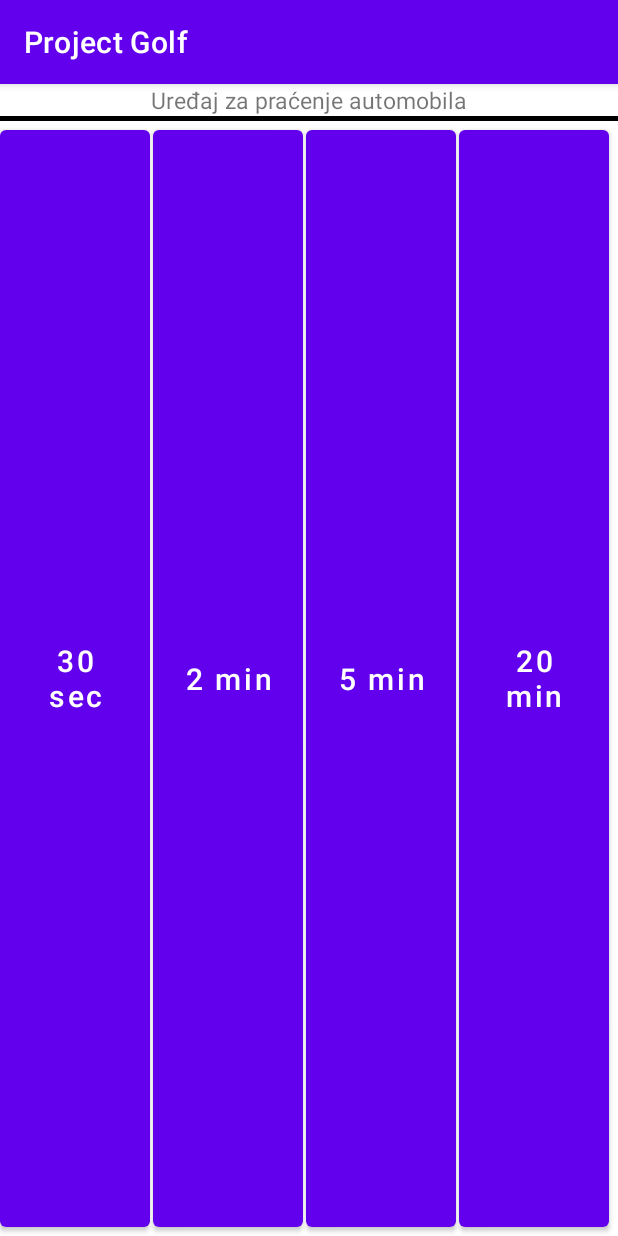
After one commit to KristianK1/Project-Golf-App-1, an Android app: the fragment fourButtons placed in its activity, on a phone screen of 412 x 824 dp. The commit adds this screen. Run offline under Robolectric (Android 15) with nearby library versions, the phone set to English and light mode, and no system bars.

Commit message:
four buttons update

```diff
--- /dev/null
+++ b/app/src/main/java/com/example/zavrsni16052021/fourButtons.java
@@ -0,0 +1,120 @@
+package com.example.zavrsni16052021;
+
+import android.content.Context;
+import android.os.Bundle;
+
+import androidx.annotation.NonNull;
+import androidx.annotation.Nullable;
+import androidx.fragment.app.Fragment;
+
+import android.util.Log;
+import android.view.LayoutInflater;
+import android.view.View;
+import android.view.ViewGroup;
+import android.widget.Button;
+
+public class fourButtons extends Fragment {
+    private Button btn1, btn2, btn3, btn4;
+    private ignore_click Click;
+    private int state;
+
+    public fourButtons(int stateee) {
+        state = stateee;
+        // Required empty public constructor
+    }
+
+    public fourButtons() {
+        // Required empty public constructor
+    }
+    public static fourButtons newInstance(int statee) {
+        fourButtons fragment = new fourButtons(statee);
+        return fragment;
+    }
+    @Override
+    public void onAttach(Context context) {
+        super.onAttach(context);
+        if (context instanceof ignore_click) {
+            this.Click = (ignore_click) context;
+        }
+    }
+    @Override
+    public void onDetach() {
+        super.onDetach();
+        this.Click = null;
+    }
+    public void onCreate(Bundle savedInstanceState) {
+        super.onCreate(savedInstanceState);
+    }
+    @Override
+    public View onCreateView(LayoutInflater inflater, ViewGroup container, Bundle savedInstanceState) {
+
+        return inflater.inflate(R.layout.fragment_four_buttons, container, false);
+    }
+
+    @Override
+    public void onViewCreated(@NonNull View view, @Nullable Bundle savedInstanceState) {
+        super.onViewCreated(view, savedInstanceState);
+        btn1 = (Button) getView().findViewById(R.id.four_button1);
+        btn2 = (Button) getView().findViewById(R.id.four_button2);
+        btn3 = (Button) getView().findViewById(R.id.four_button3);
+        btn4 = (Button) getView().findViewById(R.id.four_button4);
+
+        if (state == 0) btn1.setText("30 sec");
+        else btn1.setText("End");
+
+        btn2.setText("2 min");
+        btn3.setText("5 min");
+        btn4.setText("20 min");
+
+        setUpListeners();
+    }
+
+    public void setState(int state) {
+        this.state = state;
+        Log.i("BTstate", "STATE CHANGED " +  state);
+        if(btn1 != null) {
+            if (state == 0) btn1.setText("30 sec");
+            else btn1.setText("End");
+        }
+    }
+
+    private void setUpListeners() {
+        btn1.setOnClickListener(new View.OnClickListener() {
+            @Override
+            public void onClick(View v) {
+                //ona velika poruka
+                Log.i("BTstate", "STANJE JE " + state);
+                if(state == 0) Click.ignore_mess(0, -1);
+                if(state == 1) Click.ignore_mess(1, 0);
+
+            }
+        });
+
+        btn2.setOnClickListener(new View.OnClickListener() {
+            @Override
+            public void onClick(View v) {
+                Log.i("BTstate", "STANJE JE " + state);
+                Click.ignore_mess(0, 2);
+            }
+        });
+
+        btn3.setOnClickListener(new View.OnClickListener() {
+            @Override
+            public void onClick(View v) {
+                Click.ignore_mess(0, 5);
+
+            }
+        });
+
+        btn4.setOnClickListener(new View.OnClickListener() {
+            @Override
+            public void onClick(View v) {
+                Click.ignore_mess(0, 20);
+
+            }
+        });
+
+    }
+
+
+}
--- a/app/src/main/res/layout/fragment_bluetooth.xml
+++ b/app/src/main/res/layout/fragment_bluetooth.xml
@@ -38,7 +38,7 @@
         android:id="@+id/ignore_tw"
         android:layout_width="wrap_content"
         android:layout_height="wrap_content"
-        android:text="IDK"
+        android:text="Nepoznato"
         android:textColor="#0000FF"
         android:textSize="30dp"
         android:layout_margin="12dp"
--- /dev/null
+++ b/app/src/main/res/layout/fragment_four_buttons.xml
@@ -0,0 +1,93 @@
+<?xml version="1.0" encoding="utf-8"?>
+<androidx.constraintlayout.widget.ConstraintLayout xmlns:android="http://schemas.android.com/apk/res/android"
+    android:layout_width="match_parent"
+    android:layout_height="match_parent"
+    xmlns:app="http://schemas.android.com/apk/res-auto">
+
+    <View
+        android:id="@+id/center_H"
+        android:layout_width="4dp"
+        android:layout_height="0dp"
+        app:layout_constraintLeft_toLeftOf="parent"
+        app:layout_constraintRight_toRightOf="parent"
+        app:layout_constraintTop_toTopOf="parent"
+        />
+
+
+    <View
+        android:id="@+id/center_left_H"
+        android:layout_width="4dp"
+        android:layout_height="0dp"
+        app:layout_constraintLeft_toLeftOf="parent"
+        app:layout_constraintRight_toRightOf="@id/center_H"
+        app:layout_constraintTop_toTopOf="parent"
+        />
+
+
+
+
+    <View
+        android:id="@+id/center_right_H"
+        android:layout_width="4dp"
+        android:layout_height="0dp"
+        app:layout_constraintLeft_toLeftOf="@id/center_H"
+        app:layout_constraintRight_toRightOf="parent"
+        app:layout_constraintTop_toTopOf="parent"
+        />
+
+
+    <Button
+        android:id="@+id/four_button1"
+        app:layout_constraintLeft_toLeftOf="parent"
+        app:layout_constraintRight_toRightOf="@id/center_left_H"
+        android:layout_width="0dp"
+        android:layout_height="match_parent"
+        android:text="BT1"
+        android:textAllCaps="false"
+        android:textSize="20dp"
+        android:layout_marginRight="6dp"
+        />
+
+
+
+    <Button
+        android:id="@+id/four_button2"
+        app:layout_constraintLeft_toLeftOf="@id/center_left_H"
+        app:layout_constraintRight_toRightOf="@id/center_H"
+        android:layout_width="0dp"
+        android:layout_height="match_parent"
+        android:text="BT2"
+        android:textAllCaps="false"
+        android:textSize="20dp"
+        android:layout_marginRight="6dp"
+        />
+
+
+
+    <Button
+        android:id="@+id/four_button3"
+        app:layout_constraintLeft_toLeftOf="@id/center_H"
+        app:layout_constraintRight_toRightOf="@id/center_right_H"
+        android:layout_width="0dp"
+        android:layout_height="match_parent"
+        android:text="BT3"
+        android:textAllCaps="false"
+        android:textSize="20dp"
+        android:layout_marginRight="6dp"
+        />
+
+
+
+    <Button
+        android:id="@+id/four_button4"
+        app:layout_constraintLeft_toLeftOf="@id/center_right_H"
+        app:layout_constraintRight_toRightOf="parent"
+        android:layout_width="0dp"
+        android:layout_height="match_parent"
+        android:text="BT4"
+        android:textAllCaps="false"
+        android:textSize="20dp"
+        android:layout_marginRight="6dp"
+        />
+
+</androidx.constraintlayout.widget.ConstraintLayout>
--- a/app/src/main/res/layout/fragment_one_button.xml
+++ b/app/src/main/res/layout/fragment_one_button.xml
@@ -11,7 +11,7 @@
         android:id="@+id/one_button_bt"
         android:layout_width="match_parent"
         android:layout_height="match_parent"
-        android:text="Default"
+        android:text="Connect"
         android:textColor="@color/black"
         android:textAllCaps="false"
         android:background="@drawable/rounded_button"
```
Also changed, not shown: app/src/main/java/com/example/zavrsni16052021/BluetoothFragment.java (+17 -34 lines), app/src/main/java/com/example/zavrsni16052021/MainActivity.java (+11 -3 lines), app/src/main/java/com/example/zavrsni16052021/oneButton.java (+3 -21 lines), app/src/main/java/com/example/zavrsni16052021/twoButtons.java (deleted, +0 -73 lines), app/src/main/res/layout/fragment_two_buttons.xml (deleted, +0 -39 lines).
